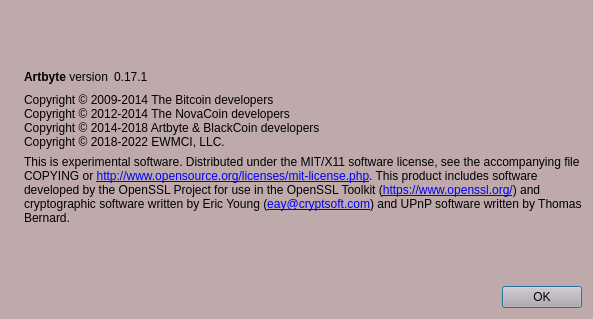
First picture: the form in src/qt/forms/aboutdialog.ui, repository WikiMin3R/ArtBytE, before the edit.
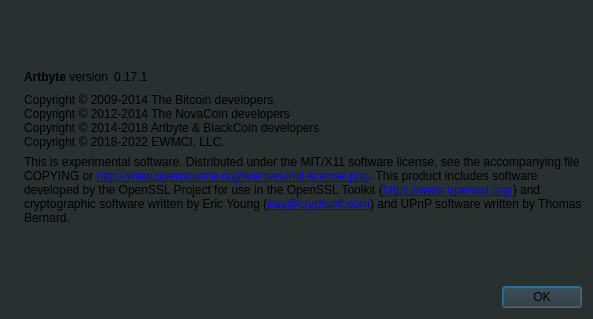
Second picture: the form after the edit. Icons and pictures are not drawn.

Diff of the .ui file:
```diff
--- a/src/qt/forms/aboutdialog.ui
+++ b/src/qt/forms/aboutdialog.ui
@@ -14,7 +14,7 @@
    <string>About Artbyte</string>
   </property>
   <property name="styleSheet">
-   <string notr="true">background-color: rgb(190, 170, 170)</string>
+   <string notr="true">background-color: rgb(40,48,48)</string>
   </property>
   <layout class="QHBoxLayout" name="horizontalLayout_2">
    <item>
```
